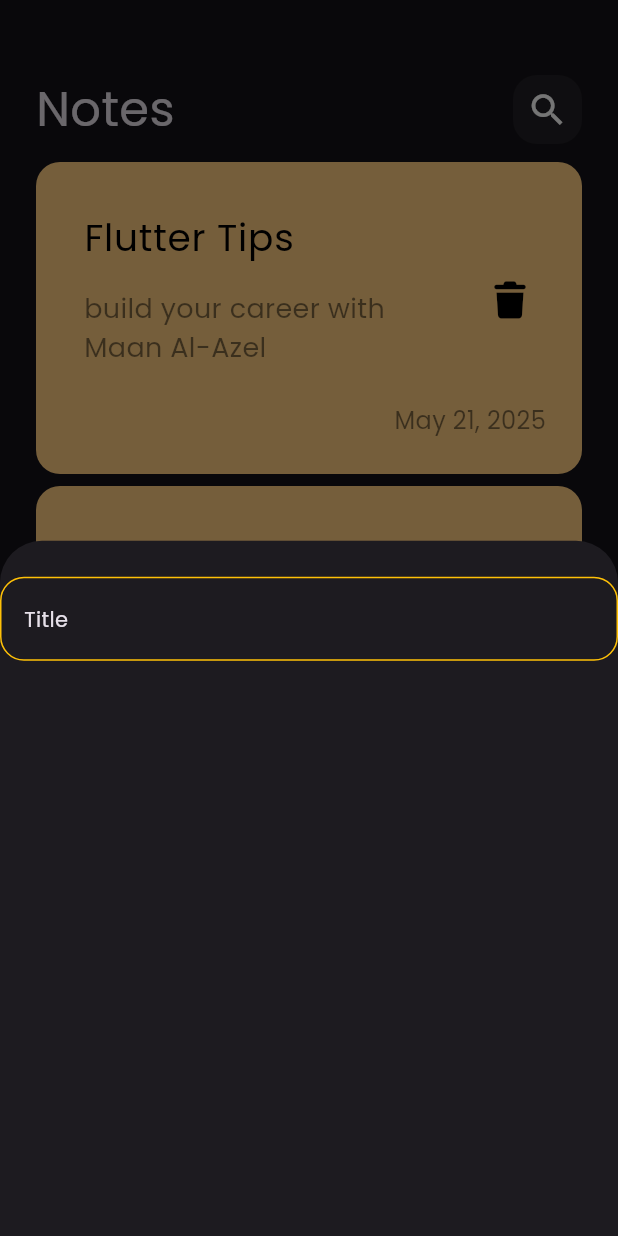
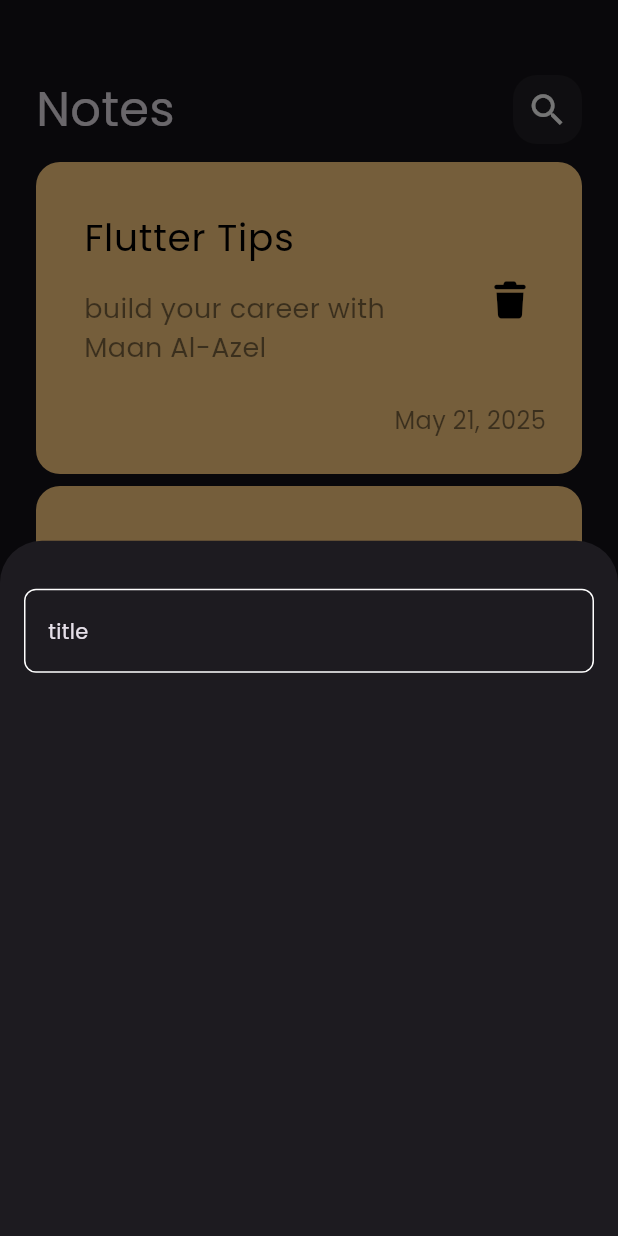
Before and after one commit to Maan-Al-Azel/Note_App, a Flutter app: the screen it shows after launch, after a tap on the "add" icon, on a phone screen of 412 x 824 dp. Run offline on Flutter 3.47's test engine with Material 3 defaults, Android fonts, the phone set to English and light mode, and no system bars; our stand-ins replace font_awesome_flutter.

Commit message:
create custom field

```diff
--- a/lib/Views/notes_view.dart
+++ b/lib/Views/notes_view.dart
@@ -1,4 +1,5 @@
 import 'package:flutter/material.dart';
+import 'package:note_app/constants.dart';
 import 'package:note_app/widget/add_note_bottom_sheet.dart';
 import 'package:note_app/widget/notes_view_body.dart';
 
@@ -15,12 +16,12 @@ class NotesView extends StatelessWidget {
           showModalBottomSheet(
             context: context,
             builder: (context) {
-              return AddNoteBottomSheet(title: 'Title');
+              return const AddNoteBottomSheet();
             },
           );
         },
 
-        backgroundColor: Color(0xffffcc80),
+        backgroundColor: kPrimaryColor,
         child: Icon(Icons.add, color: Colors.black),
       ),
     );
--- /dev/null
+++ b/lib/constants.dart
@@ -0,0 +1,3 @@
+import 'package:flutter/animation.dart';
+
+const Color kPrimaryColor = Color(0xFF62FCD7);
--- a/lib/widget/add_note_bottom_sheet.dart
+++ b/lib/widget/add_note_bottom_sheet.dart
@@ -1,29 +1,14 @@
 import 'package:flutter/material.dart';
+import 'package:note_app/widget/custom_text_field.dart';
 
 class AddNoteBottomSheet extends StatelessWidget {
-  const AddNoteBottomSheet({super.key, required this.title, this.maxLine = 1});
-  final String title;
-  final int maxLine;
+  const AddNoteBottomSheet({super.key});
 
   @override
   Widget build(BuildContext context) {
-    return Column(
-      children: [
-        SizedBox(height: 24),
-        TextField(
-          decoration: InputDecoration(
-            hint: Text(title, maxLines: maxLine),
-            border: OutlineInputBorder(
-              borderRadius: BorderRadius.circular(16),
-              borderSide: BorderSide(color: Colors.amber),
-            ),
-            enabledBorder: OutlineInputBorder(
-              borderRadius: BorderRadius.circular(16),
-              borderSide: BorderSide(color: Colors.amber),
-            ),
-          ),
-        ),
-      ],
+    return Padding(
+      padding: const EdgeInsets.symmetric(horizontal: 16),
+      child: Column(children: [SizedBox(height: 32), CustomTextField()]),
     );
   }
 }
--- a/lib/widget/custom_app_bar.dart
+++ b/lib/widget/custom_app_bar.dart
@@ -1,5 +1,5 @@
 import 'package:flutter/material.dart';
-import 'package:note_app/widget/Custom_Search_Icon.dart';
+import 'package:note_app/widget/custom_search_icon.dart';
 
 class CustomAppBar extends StatelessWidget {
   const CustomAppBar({super.key, required this.title, required this.icon});
--- /dev/null
+++ b/lib/widget/custom_text_field.dart
@@ -0,0 +1,26 @@
+import 'package:flutter/material.dart';
+import 'package:note_app/constants.dart';
+
+class CustomTextField extends StatelessWidget {
+  const CustomTextField({super.key});
+
+  @override
+  Widget build(BuildContext context) {
+    return TextField(
+      cursorColor: kPrimaryColor,
+      decoration: InputDecoration(
+        hint: Text('title'),
+        border: buildBorder(),
+        enabledBorder:buildBorder() ,
+        focusedBorder: buildBorder(kPrimaryColor)
+      ),
+    );
+  }
+
+  OutlineInputBorder buildBorder([color]) {
+    return OutlineInputBorder(
+      borderRadius: BorderRadius.circular(8),
+      borderSide: BorderSide(color: color ?? Colors.white),
+    );
+  }
+}
--- a/lib/widget/notes_view_body.dart
+++ b/lib/widget/notes_view_body.dart
@@ -1,5 +1,5 @@
 import 'package:flutter/material.dart';
-import 'package:note_app/widget/Notes_List_View.dart';
+import 'package:note_app/widget/notes_list_view.dart';
 import 'package:note_app/widget/custom_app_bar.dart';
 import 'package:note_app/widget/custom_note_item.dart';
 
```
